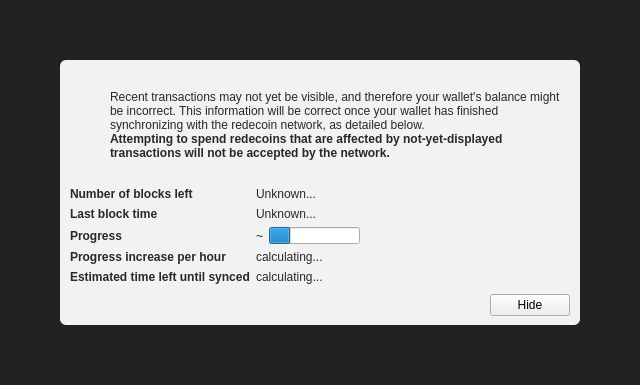
Old version of the form src/qt/forms/modaloverlay.ui in the repository shahepay/shahepay.
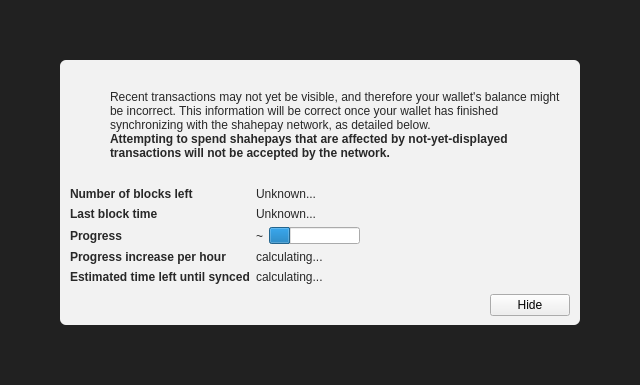
New version of the form. Icons and pictures are not drawn. Custom widgets are drawn as their Qt base class.

```diff
--- a/src/qt/forms/modaloverlay.ui
+++ b/src/qt/forms/modaloverlay.ui
@@ -130,7 +130,7 @@
              <item>
               <widget class="QLabel" name="infoText">
                <property name="text">
-                <string>Recent transactions may not yet be visible, and therefore your wallet's balance might be incorrect. This information will be correct once your wallet has finished synchronizing with the redecoin network, as detailed below.</string>
+                <string>Recent transactions may not yet be visible, and therefore your wallet's balance might be incorrect. This information will be correct once your wallet has finished synchronizing with the shahepay network, as detailed below.</string>
                </property>
                <property name="textFormat">
                 <enum>Qt::RichText</enum>
@@ -149,7 +149,7 @@
                 </font>
                </property>
                <property name="text">
-                <string>Attempting to spend redecoins that are affected by not-yet-displayed transactions will not be accepted by the network.</string>
+                <string>Attempting to spend shahepays that are affected by not-yet-displayed transactions will not be accepted by the network.</string>
                </property>
                <property name="textFormat">
                 <enum>Qt::RichText</enum>
```
